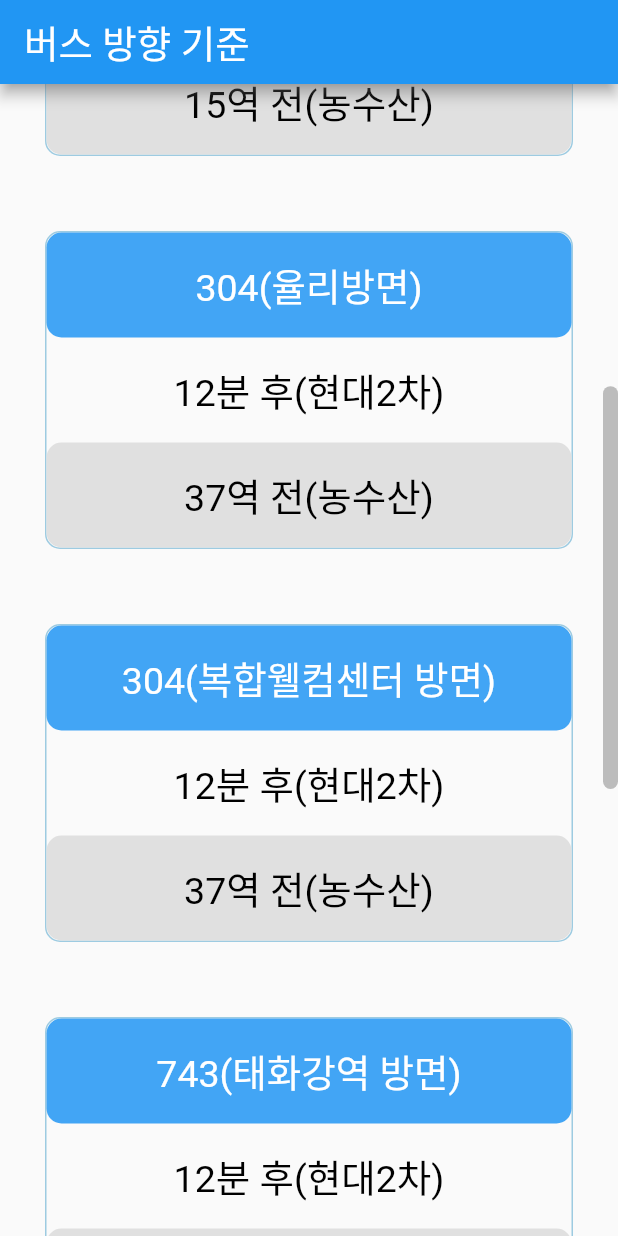
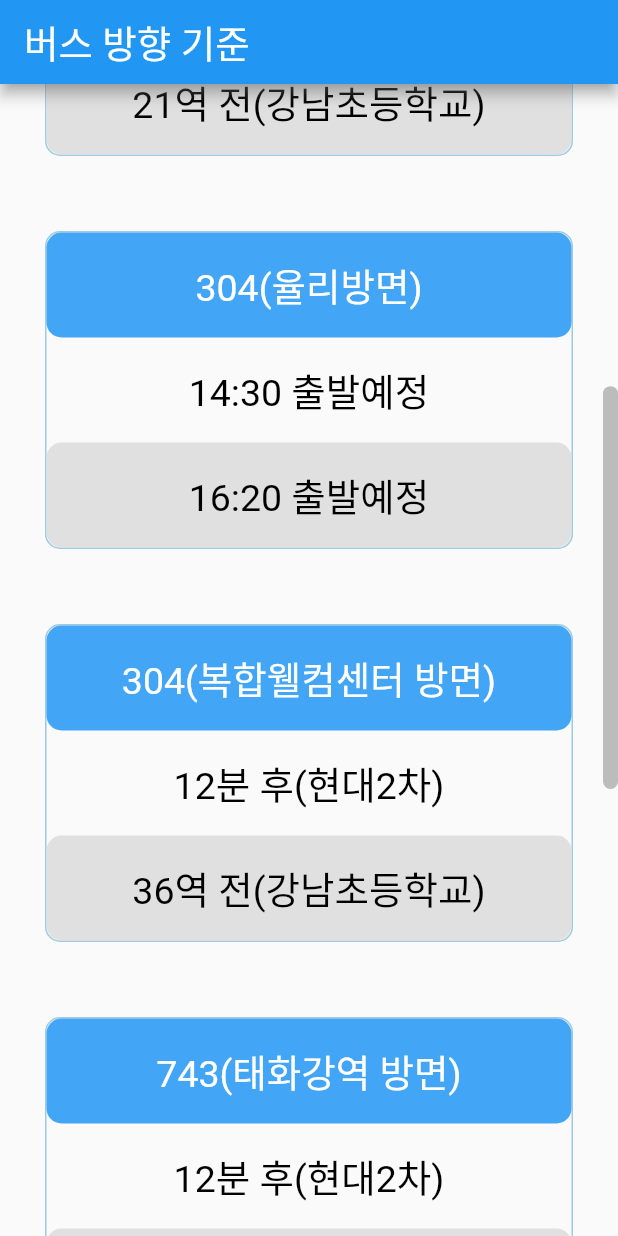
Before and after one commit to junwha0511/Bus-HeXA-App, a Flutter app: the screen it shows after launch, scrolled down 576 dp, on a phone screen of 412 x 824 dp. Run offline on Flutter 3.47's test engine with Material 2 defaults, Android fonts, the phone set to English and light mode, and no system bars.

Commit message:
Iterate using .map() & Run fluidly

```diff
--- a/lib/direction_page.dart
+++ b/lib/direction_page.dart
@@ -2,16 +2,33 @@ import 'dart:core';
 import 'package:bus_hexa/main.dart';
 import 'package:flutter/material.dart';
 
-final Map<String, dynamic> busInfo ={'337(삼남신화 방면)':[{'min': 12, 'text': '현대2차'}, {'before': 37, 'text': '농수산'}],
-  '337(태화강역 방면)':[{'min': 8, 'text': '현대2차'}, {'before': 15, 'text': '농수산'}],
-  '304(율리방면)':[{'min': 12, 'text': '현대2차'}, {'before': 37, 'text': '농수산'}],
-  '304(복합웰컴센터 방면)':[{'min': 12, 'text': '현대2차'}, {'before': 37, 'text': '농수산'}],
-  '743(태화강역 방면)':[{'min': 12, 'text': '현대2차'}, {'before': 37, 'text': '농수산'}],
-  '133(꽃바위 방면)':[{'min': 12, 'text': '현대2차'}, {'before': 37, 'text': '농수산'}],
-  '733(덕하차고지 방면)':[{'min': 12, 'text': '현대2차'}, {'before': 37, 'text': '농수산'}],
-  '233(농소차고지 방면)':[{'min': 12, 'text': '현대2차'}, {'before': 37, 'text': '농수산'}]};
-final busNo = busInfo.keys.toList();
-final arrivalInfo = busInfo.values.toList();
+final List<Map<String, dynamic>> busInfo =[
+{'bus_no': '337(삼남신화 방면)',
+'info_1':{'departure': true, 'stop_diff': null, 'min_left': 12, 'stop_point': '현대2차'},
+'info_2':{'departure': false, 'dep_time': '13:40'}},
+{'bus_no': '337(태화강역 방면)',
+'info_1':{'departure': true, 'stop_diff': null, 'min_left': 8, 'stop_point': '삼남신화'},
+'info_2':{'departure': true, 'stop_diff': 21, 'min_left': null, 'stop_point': '강남초등학교'}},
+{'bus_no': '304(율리방면)',
+'info_1':{'departure': false, 'dep_time': '14:30'},
+'info_2': {'departure': false, 'dep_time': '16:20'}},
+{'bus_no': '304(복합웰컴센터 방면)',
+'info_1':{'departure': true, 'stop_diff': null, 'min_left': 12, 'stop_point': '현대2차'},
+'info_2':{'departure': true, 'stop_diff': 36, 'min_left': null, 'stop_point': '강남초등학교'}},
+{'bus_no': '743(태화강역 방면)',
+'info_1':{'departure': true, 'stop_diff': null, 'min_left': 12, 'stop_point': '현대2차'},
+'info_2':{'departure': true, 'stop_diff': 36, 'min_left': null, 'stop_point': '강남초등학교'}},
+{'bus_no': '133(꽃바위 방면)',
+'info_1':{'departure': true, 'stop_diff': null, 'min_left': 12, 'stop_point': '현대2차'},
+'info_2':{'departure': true, 'stop_diff': 36, 'min_left': null, 'stop_point': '강남초등학교'}},
+{'bus_no': '733(덕하차고지 방면)',
+'info_1':{'departure': true, 'stop_diff': null, 'min_left': 12, 'stop_point': '현대2차'},
+'info_2':{'departure': true, 'stop_diff': 36, 'min_left': null, 'stop_point': '강남초등학교'}},
+{'bus_no': '233(농소차고지 방면)',
+'info_1':{'departure': false, 'dep_time': '14:30'},
+'info_2': {'departure': false, 'dep_time': '16:20'}}
+];
+
 class Directionpage extends StatefulWidget {
   const Directionpage({Key? key, required this.title}) : super(key: key);
 
@@ -50,15 +67,14 @@ class _DirectionpageState extends State<Directionpage> {
               child: const Text('정류소명 : 울산과학기술원', style: TextStyle(
                 fontSize: 20, color: Colors.white)),
             ),
-            for(var i = 0; i < busNo.length; i++)
-              buildBusinfo(i)
+            ...busInfo.map((info) => buildBusinfo(info))
           ],
         ),
     ))));
   }
 }
 
-Widget buildBusinfo(index){
+Widget buildBusinfo(infoMap){
   return Container(
               margin: const EdgeInsets.only(top: 50, left: 30, right: 30),
               height: 212,
@@ -76,15 +92,19 @@ Widget buildBusinfo(index){
                       borderRadius: BorderRadius.circular(10),
                       color: Colors.blue[400]),
                     child:  Center(
-                      child: Text(busNo[index], style: TextStyle(fontSize: 25, color: Colors.white),),
+                      child: Text(infoMap['bus_no'], style: TextStyle(fontSize: 25, color: Colors.white),),
                       ),
                     ),
                   Container(
                     height: 70,
                     width: double.infinity,
                     child:  Center(
-                      child: Text(arrivalInfo[index][0]['min'].toString()+'분 후'+'('+arrivalInfo[index][0]['text']+')'
-                      ,textAlign: TextAlign.left ,style: TextStyle(fontSize: 25, color: Colors.black),),
+                      child: infoMap['info_1']['departure'] == false
+                      ? Text( infoMap['info_1']['dep_time']+' 출발예정', style: TextStyle(fontSize: 25, color: Colors.black),)
+                      : infoMap['info_1']['stop_diff'] == null
+                        ? Text( infoMap['info_1']['min_left'].toString()+'분 후'+'('+infoMap['info_1']['stop_point'] +')', style: TextStyle(fontSize: 25, color: Colors.black),)
+                        : Text( infoMap['info_1']['stop_diff'].toString()+'역 전'+'('+infoMap['info_1']['stop_point']+')'
+                       ,style: TextStyle(fontSize: 25, color: Colors.black),),
                     ),
                   ),
                   Container(
@@ -95,8 +115,11 @@ Widget buildBusinfo(index){
                       color: Colors.grey[300]
                     ),
                     child:  Center(
-                      child: Text(arrivalInfo[index][1]['before'].toString()+'역 전'+'('+arrivalInfo[index][1]['text']+')',
-                      textAlign: TextAlign.left , style: TextStyle(fontSize: 25, color: Colors.black)),
+                      child: infoMap['info_2']['departure'] == false
+                      ? Text( infoMap['info_2']['dep_time']+' 출발예정', style: TextStyle(fontSize: 25, color: Colors.black),)
+                      :infoMap['info_2']['stop_diff'] == null
+                        ? Text( infoMap['info_2']['min_left'].toString()+'분 후'+'('+infoMap['info_2']['stop_point']+')', style: TextStyle(fontSize: 25, color: Colors.black),)
+                        :Text( infoMap['info_2']['stop_diff'].toString()+'역 전'+'('+infoMap['info_2']['stop_point']+')', style: TextStyle(fontSize: 25, color: Colors.black),),
                     ),
                   )
                 ],
```
